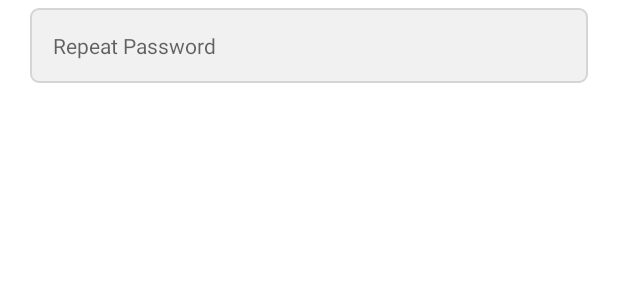
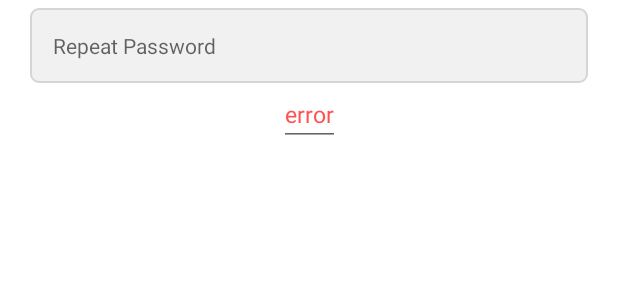
Before and after one commit to UnaiGit/Delivery, an Android app: the layout activity_register.xml on its own in the app's theme, with its tools: preview values and no code run, on a phone screen of 412 x 824 dp. Shown: the part 677-977 px from the top of the screen. Run offline under Robolectric (Android 15) with nearby library versions, the phone set to English and light mode, and no system bars.

Commit message:
RegisterViewModel finished

```diff
--- a/app/src/main/java/com/example/delivery/activities/modelfactory/RegisterViewModelFactory.kt
+++ b/app/src/main/java/com/example/delivery/activities/modelfactory/RegisterViewModelFactory.kt
@@ -3,6 +3,7 @@ package com.example.delivery.activities.modelfactory
 import androidx.lifecycle.ViewModel
 import androidx.lifecycle.ViewModelProvider
 import com.example.delivery.activities.viewmodel.RegisterViewModel
+import com.example.delivery.repository.Repository
 
 class RegisterViewModelFactory (
     private val repository: Repository
--- a/app/src/main/java/com/example/delivery/activities/screen/RegisterActivity.kt
+++ b/app/src/main/java/com/example/delivery/activities/screen/RegisterActivity.kt
@@ -43,7 +43,7 @@ class RegisterActivity : AppCompatActivity() {
     }
 
     private fun openLoginSelected() {
-        TODO("Not yet implemented")
+        startActivity(Intent(this, MainActivity::class.java))
     }
 
     private fun openHomeSelected() {
@@ -69,7 +69,4 @@ class RegisterActivity : AppCompatActivity() {
     private fun showButtonEnabled() {
         TODO("Not yet implemented")
     }
-    private fun onLoginSelected() {
-        startActivity(Intent(this, MainActivity::class.java))
-    }
 }
--- a/app/src/main/java/com/example/delivery/routes/APIService.kt
+++ b/app/src/main/java/com/example/delivery/api/APIService.kt
@@ -1,4 +1,4 @@
-package com.example.delivery.routes
+package com.example.delivery.api
 
 import com.example.delivery.model.createUser.CreateUser
 import com.example.delivery.model.createUser.CreateUserResponseRemote
--- a/app/src/main/java/com/example/delivery/api/RetrofitClient.kt
+++ b/app/src/main/java/com/example/delivery/api/RetrofitInstance.kt
@@ -4,11 +4,15 @@ import com.example.delivery.utils.Constants.Companion.BASE_URL
 import retrofit2.Retrofit
 import retrofit2.converter.gson.GsonConverterFactory
 
-object RetrofitClient {
+object RetrofitInstance {
     private val retrofit by lazy {
         Retrofit.Builder()
             .baseUrl(BASE_URL)
             .addConverterFactory(GsonConverterFactory.create())
             .build()
     }
+
+    val api: APIService by lazy {
+        retrofit.create(APIService::class.java)
+    }
 }
--- a/app/src/main/java/com/example/delivery/model/states/RegisterViewStates.kt
+++ b/app/src/main/java/com/example/delivery/model/states/RegisterViewStates.kt
@@ -5,6 +5,7 @@ import com.example.delivery.model.createUser.CreateUserResponseRemote
 sealed class RegisterViewStates
 data class RegisterError(val error: String) : RegisterViewStates()
 data class RegisterSuccess(val createUserResponse: CreateUserResponseRemote) : RegisterViewStates()
+data class RegisterFormat(val format: String) : RegisterViewStates()
 object RegisterLoading : RegisterViewStates()
 object RegisterEnabled : RegisterViewStates()
 object RegisterDisabled : RegisterViewStates()
--- a/app/src/main/res/layout/activity_register.xml
+++ b/app/src/main/res/layout/activity_register.xml
@@ -113,6 +113,18 @@
         android:padding="15dp"
         android:textSize="14sp"/>
 
+    <EditText
+        android:id="@+id/etError"
+        android:layout_width="wrap_content"
+        android:layout_height="wrap_content"
+        app:layout_constraintTop_toBottomOf="@id/etPasswordConfirm"
+        app:layout_constraintStart_toStartOf="parent"
+        app:layout_constraintEnd_toEndOf="parent"
+        android:layout_marginHorizontal="30dp"
+        tools:text="error"
+        android:textSize="15dp"
+        android:textColor="@color/red"/>
+
     <Button
         android:id="@+id/btnRegister"
         android:layout_width="0dp"
--- a/app/src/main/res/values/colors.xml
+++ b/app/src/main/res/values/colors.xml
@@ -10,4 +10,5 @@
     <color name="blue_main">#34C6FF</color>
     <color name="gray_light">#F1F1F1</color>
     <color name="gray">#D5D5D5</color>
+    <color name="red">#FF5151</color>
 </resources>
```
Also changed, not shown: app/build.gradle (+8 -0 lines), app/src/main/java/com/example/delivery/activities/viewmodel/RegisterViewModel.kt (+93 -2 lines), app/src/main/java/com/example/delivery/model/createUser/CreateUser.kt (+4 -4 lines), app/src/main/java/com/example/delivery/repository/Repository.kt (+5 -2 lines).
